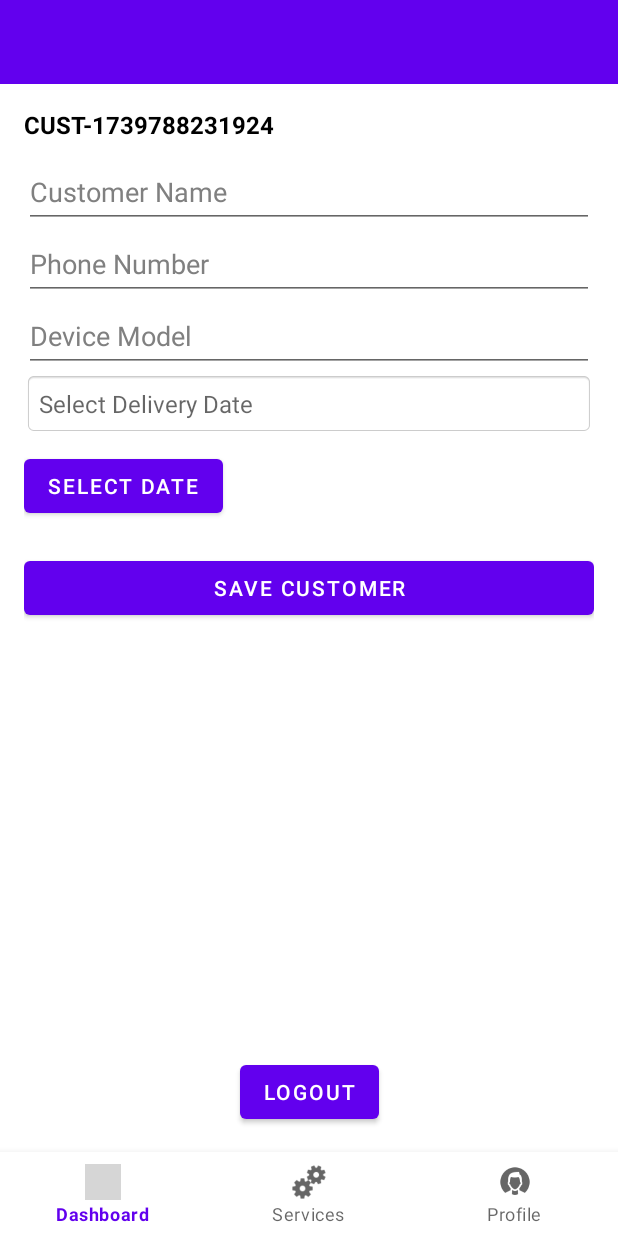
After one commit to shahjalal-mahmud/MobiFixer, an Android app built with Jetpack Compose: the AddCustomerFragment screen opened through its navigation route, on a phone screen of 412 x 824 dp. The commit adds this screen. Run offline under Robolectric (Android 15) with nearby library versions, the light colour scheme and no system bars; our stand-ins replace Firebase (no records; nobody signed in at launch, a user with empty details on screens opened directly), navigation-ui; grey boxes are pictures that could not be loaded.

Commit message:
Successfully added Add new customer function and show All customer details

```diff
--- /dev/null
+++ b/app/src/main/java/com/example/mobifixer/database/DatabaseHelper.java
@@ -0,0 +1,57 @@
+package com.example.mobifixer.database;
+
+import android.content.ContentValues;
+import android.content.Context;
+import android.database.Cursor;
+import android.database.sqlite.SQLiteDatabase;
+import android.database.sqlite.SQLiteOpenHelper;
+
+public class DatabaseHelper extends SQLiteOpenHelper {
+    private static final String DATABASE_NAME = "customers.db";
+    private static final int DATABASE_VERSION = 1;
+
+    private static final String TABLE_CUSTOMERS = "customers";
+    private static final String COLUMN_ID = "id";
+    private static final String COLUMN_NAME = "name";
+    private static final String COLUMN_PHONE = "phone";
+    private static final String COLUMN_DEVICE = "device_model";
+    private static final String COLUMN_DATE = "delivery_date";
+
+    public DatabaseHelper(Context context) {
+        super(context, DATABASE_NAME, null, DATABASE_VERSION);
+    }
+
+    @Override
+    public void onCreate(SQLiteDatabase db) {
+        String createTable = "CREATE TABLE " + TABLE_CUSTOMERS + " (" +
+                COLUMN_ID + " TEXT PRIMARY KEY, " +
+                COLUMN_NAME + " TEXT, " +
+                COLUMN_PHONE + " TEXT, " +
+                COLUMN_DEVICE + " TEXT, " +
+                COLUMN_DATE + " TEXT)";
+        db.execSQL(createTable);
+    }
+
+    @Override
+    public void onUpgrade(SQLiteDatabase db, int oldVersion, int newVersion) {
+        db.execSQL("DROP TABLE IF EXISTS " + TABLE_CUSTOMERS);
+        onCreate(db);
+    }
+
+    public boolean insertCustomer(String id, String name, String phone, String device, String date) {
+        SQLiteDatabase db = this.getWritableDatabase();
+        ContentValues values = new ContentValues();
+        values.put(COLUMN_ID, id);
+        values.put(COLUMN_NAME, name);
+        values.put(COLUMN_PHONE, phone);
+        values.put(COLUMN_DEVICE, device);
+        values.put(COLUMN_DATE, date);
+
+        long result = db.insert(TABLE_CUSTOMERS, null, values);
+        return result != -1;
+    }
+    public Cursor getAllCustomers() {
+        SQLiteDatabase db = this.getReadableDatabase();
+        return db.rawQuery("SELECT * FROM customers", null);
+    }
+}
--- /dev/null
+++ b/app/src/main/java/com/example/mobifixer/ui/AddCustomerFragment.java
@@ -0,0 +1,102 @@
+package com.example.mobifixer.ui;
+
+import android.app.DatePickerDialog;
+import android.os.Bundle;
+import android.view.LayoutInflater;
+import android.view.View;
+import android.view.ViewGroup;
+import android.widget.Button;
+import android.widget.EditText;
+import android.widget.TextView;
+import android.widget.Toast;
+import androidx.annotation.NonNull;
+import androidx.annotation.Nullable;
+import androidx.fragment.app.Fragment;
+import com.example.mobifixer.R;
+import com.example.mobifixer.database.DatabaseHelper;
+import java.util.Calendar;
+
+public class AddCustomerFragment extends Fragment {
+
+    private EditText etCustomerName, etPhoneNumber, etDeviceModel;
+    private TextView tvDeliveryDate, tvCustomerId;
+    private DatabaseHelper databaseHelper;
+
+    public AddCustomerFragment() {
+        // Required empty public constructor
+    }
+
+    @Nullable
+    @Override
+    public View onCreateView(@NonNull LayoutInflater inflater, ViewGroup container, Bundle savedInstanceState) {
+        View view = inflater.inflate(R.layout.fragment_add_customer, container, false);
+
+        databaseHelper = new DatabaseHelper(requireContext());
+
+        // Initialize Views
+        tvCustomerId = view.findViewById(R.id.tv_customer_id);
+        etCustomerName = view.findViewById(R.id.et_customer_name);
+        etPhoneNumber = view.findViewById(R.id.et_customer_phone);
+        etDeviceModel = view.findViewById(R.id.et_device_model);
+        tvDeliveryDate = view.findViewById(R.id.tv_delivery_date);
+        Button btnSelectDate = view.findViewById(R.id.btn_select_date);
+        Button btnSaveCustomer = view.findViewById(R.id.btn_save_customer);
+
+        // Generate a unique ID
+        tvCustomerId.setText(generateUniqueId());
+
+        btnSelectDate.setOnClickListener(v -> showDatePicker());
+        btnSaveCustomer.setOnClickListener(v -> saveCustomer());
+
+        return view;
+    }
+
+    private void showDatePicker() {
+        final Calendar calendar = Calendar.getInstance();
+        int year = calendar.get(Calendar.YEAR);
+        int month = calendar.get(Calendar.MONTH);
+        int day = calendar.get(Calendar.DAY_OF_MONTH);
+
+        DatePickerDialog datePickerDialog = new DatePickerDialog(requireContext(),
+                (view, selectedYear, selectedMonth, selectedDay) -> {
+                    String selectedDate = selectedYear + "-" + (selectedMonth + 1) + "-" + selectedDay;
+                    tvDeliveryDate.setText(selectedDate);
+                }, year, month, day);
+
+        datePickerDialog.show();
+    }
+
+    private void saveCustomer() {
+        String id = tvCustomerId.getText().toString();
+        String name = etCustomerName.getText().toString();
+        String phone = etPhoneNumber.getText().toString();
+        String deviceModel = etDeviceModel.getText().toString();
+        String deliveryDate = tvDeliveryDate.getText().toString();
+
+        if (name.isEmpty() || phone.isEmpty() || deviceModel.isEmpty() || deliveryDate.isEmpty()) {
+            Toast.makeText(requireContext(), "Please fill all fields", Toast.LENGTH_SHORT).show();
+            return;
+        }
+
+        boolean inserted = databaseHelper.insertCustomer(id, name, phone, deviceModel, deliveryDate);
+
+        if (inserted) {
+            Toast.makeText(requireContext(), "Customer added successfully!", Toast.LENGTH_SHORT).show();
+            resetFields(); // Reset form
+        } else {
+            Toast.makeText(requireContext(), "Failed to add customer", Toast.LENGTH_SHORT).show();
+        }
+    }
+
+    private void resetFields() {
+        etCustomerName.setText("");
+        etPhoneNumber.setText("");
+        etDeviceModel.setText("");
+        tvDeliveryDate.setText("");
+        tvCustomerId.setText(generateUniqueId()); // Generate a new unique ID for the next customer
+    }
+
+    private String generateUniqueId() {
+        return "CUST-" + System.currentTimeMillis();
+    }
+}
--- a/app/src/main/java/com/example/mobifixer/ui/DashboardFragment.java
+++ b/app/src/main/java/com/example/mobifixer/ui/DashboardFragment.java
@@ -1,21 +1,46 @@
 package com.example.mobifixer.ui;
 
 import android.os.Bundle;
-import androidx.fragment.app.Fragment;
 import android.view.LayoutInflater;
 import android.view.View;
 import android.view.ViewGroup;
+import android.widget.Button;
+import androidx.annotation.NonNull;
+import androidx.annotation.Nullable;
+import androidx.fragment.app.Fragment;
+import androidx.fragment.app.FragmentTransaction;
+import androidx.navigation.Navigation;
+
 import com.example.mobifixer.R;
 
 public class DashboardFragment extends Fragment {
 
     public DashboardFragment() {
-        // Required empty public constructor
+        // Required empty constructor
     }
 
+    @Nullable
     @Override
-    public View onCreateView(LayoutInflater inflater, ViewGroup container,
-                             Bundle savedInstanceState) {
-        return inflater.inflate(R.layout.fragment_dashboard, container, false);
+    public View onCreateView(@NonNull LayoutInflater inflater, ViewGroup container, Bundle savedInstanceState) {
+        View view = inflater.inflate(R.layout.fragment_dashboard, container, false);
+
+        // Initialize buttons
+        Button btnAllCustomers = view.findViewById(R.id.btn_all_customers);
+        Button btnAddNewCustomer = view.findViewById(R.id.btn_add_customer);
+
+        // Set click listener for "All Customers" button
+        btnAllCustomers.setOnClickListener(v -> {
+            FragmentTransaction transaction = requireActivity().getSupportFragmentManager().beginTransaction();
+            transaction.replace(R.id.nav_host_fragment, new AllCustomersFragment());
+            transaction.addToBackStack(null);
+            transaction.commit();
+        });
+
+        // Set click listener to navigate to AddCustomerFragment
+        btnAddNewCustomer.setOnClickListener(v ->
+                Navigation.findNavController(v).navigate(R.id.action_dashboardFragment_to_addCustomerFragment)
+        );
+
+        return view;
     }
 }
--- /dev/null
+++ b/app/src/main/res/layout/fragment_add_customer.xml
@@ -0,0 +1,81 @@
+<LinearLayout xmlns:android="http://schemas.android.com/apk/res/android"
+    android:layout_width="match_parent"
+    android:layout_height="match_parent"
+    android:orientation="vertical"
+    android:padding="16dp">
+
+    <!-- Unique ID (Non-Editable) -->
+    <TextView
+        android:id="@+id/tv_customer_id"
+        android:layout_width="match_parent"
+        android:layout_height="wrap_content"
+        android:text="@string/customer_id_auto_generated"
+        android:textStyle="bold"
+        android:textSize="16sp"
+        android:paddingBottom="10dp"
+        android:textColor="#000000"
+        android:textColorHint="#808080"
+        android:textColorHighlight="#FFEB3B"/>
+
+    <!-- Customer Name -->
+    <EditText
+        android:id="@+id/et_customer_name"
+        android:layout_width="match_parent"
+        android:layout_height="wrap_content"
+        android:hint="@string/customer_name"
+        android:minHeight="48dp"
+        android:textColor="#000000"
+        android:textColorHint="#808080"
+        android:textColorHighlight="#FFEB3B"/>
+
+    <!-- Phone Number -->
+    <EditText
+        android:id="@+id/et_customer_phone"
+        android:layout_width="match_parent"
+        android:layout_height="wrap_content"
+        android:hint="@string/phone_number"
+        android:inputType="phone"
+        android:minHeight="48dp"
+        android:textColor="#000000"
+        android:textColorHint="#808080"
+        android:textColorHighlight="#FFEB3B"/>
+
+    <!-- Device Model -->
+    <EditText
+        android:id="@+id/et_device_model"
+        android:layout_width="match_parent"
+        android:layout_height="wrap_content"
+        android:hint="@string/device_model"
+        android:minHeight="48dp"
+        android:textColor="#000000"
+        android:textColorHint="#808080"
+        android:textColorHighlight="#FFEB3B"/>
+
+    <!-- Delivery Date -->
+    <TextView
+        android:id="@+id/tv_delivery_date"
+        android:layout_width="match_parent"
+        android:layout_height="wrap_content"
+        android:hint="@string/select_delivery_date"
+        android:textColor="#000000"
+        android:textSize="16sp"
+        android:padding="10dp"
+        android:background="@android:drawable/editbox_background" />
+
+    <Button
+        android:id="@+id/btn_select_date"
+        android:layout_width="wrap_content"
+        android:layout_height="wrap_content"
+        android:text="@string/select_date"
+        android:layout_marginTop="10dp"/>
+
+
+    <!-- Save Button -->
+    <Button
+        android:id="@+id/btn_save_customer"
+        android:layout_width="match_parent"
+        android:layout_height="wrap_content"
+        android:text="@string/save_customer"
+        android:layout_marginTop="20dp"/>
+
+</LinearLayout>
--- a/app/src/main/res/layout/fragment_login.xml
+++ b/app/src/main/res/layout/fragment_login.xml
@@ -17,6 +17,9 @@
         android:hint="@string/enter_email"
         android:minHeight="48dp"
         android:padding="10dp"
+        android:textColor="#000000"
+        android:textColorHint="#808080"
+        android:textColorHighlight="#FFEB3B"
         app:layout_constraintEnd_toEndOf="parent"
         app:layout_constraintStart_toStartOf="parent"
         app:layout_constraintTop_toTopOf="parent"
@@ -31,6 +34,9 @@
         android:inputType="textPassword"
         android:minHeight="48dp"
         android:padding="10dp"
+        android:textColor="#000000"
+        android:textColorHint="#808080"
+        android:textColorHighlight="#FFEB3B"
         app:layout_constraintEnd_toEndOf="parent"
         app:layout_constraintStart_toStartOf="parent"
         app:layout_constraintTop_toBottomOf="@id/et_email"
--- a/app/src/main/res/navigation/nav_graph.xml
+++ b/app/src/main/res/navigation/nav_graph.xml
@@ -29,4 +29,14 @@
         android:name="com.example.mobifixer.ui.DashboardFragment"
         android:label="Dashboard"
         tools:layout="@layout/fragment_dashboard" />
+
+    <fragment
+        android:id="@+id/addCustomerFragment"
+        android:name="com.example.mobifixer.ui.AddCustomerFragment"
+        android:label="Add Customer"
+        tools:layout="@layout/fragment_add_customer" />
+        <action
+            android:id="@+id/action_dashboardFragment_to_addCustomerFragment"
+            app:destination="@id/addCustomerFragment"/>
+
 </navigation>
--- a/app/src/main/res/values/strings.xml
+++ b/app/src/main/res/values/strings.xml
@@ -23,4 +23,19 @@
     <string name="dashboard">Dashboard</string>
     <string name="services">Services</string>
     <string name="profile">Profile</string>
+    <string name="add_new_customer">Add New Customer</string>
+    <string name="edit_customer">Edit Customer</string>
+    <string name="delete_customer">Delete Customer</string>
+    <string name="all_customers">All Customers</string>
+    <string name="customer_id_auto_generated">Customer ID: AUTO-GENERATED</string>
+    <string name="customer_name">Customer Name</string>
+    <string name="phone_number">Phone Number</string>
+    <string name="device_model">Device Model</string>
+    <string name="delivery_date">Delivery Date</string>
+    <string name="save_customer">Save Customer</string>
+    <string name="select_delivery_date">Select Delivery Date</string>
+    <string name="select_date">Select Date</string>
+    <string name="id">ID</string>
+    <string name="phone">Phone</string>
+    <string name="device">Device</string>
 </resources>
```
Also changed, not shown: app/src/main/java/com/example/mobifixer/ui/AllCustomersFragment.java (added, +59 -0 lines), app/src/main/java/com/example/mobifixer/ui/Customer.java (added, +19 -0 lines), app/src/main/java/com/example/mobifixer/ui/CustomerAdapter.java (added, +54 -0 lines), app/src/main/res/layout/activity_login.xml (+9 -2 lines), app/src/main/res/layout/fragment_all_customers.xml (added, +71 -0 lines), app/src/main/res/layout/fragment_dashboard.xml (+29 -0 lines), app/src/main/res/layout/item_customer.xml (added, +48 -0 lines).
